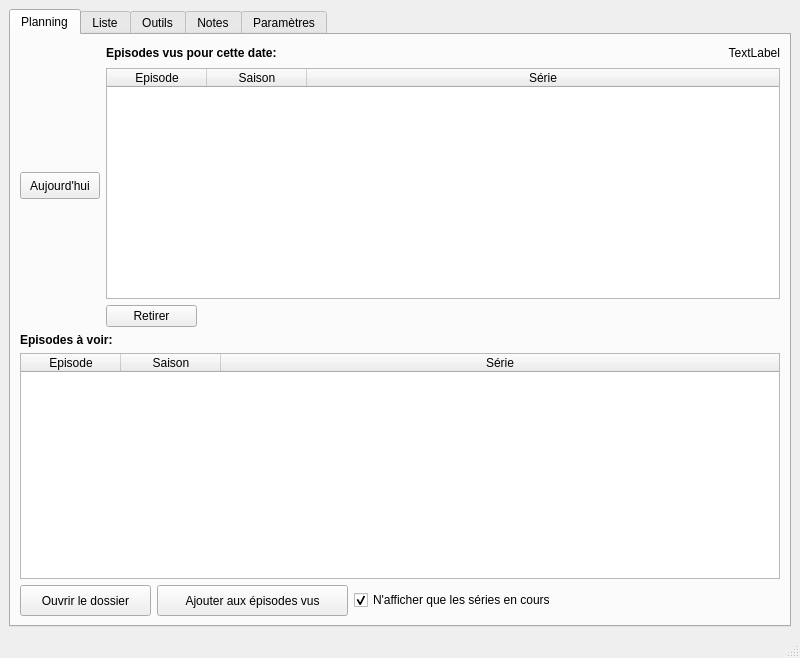
Old version of the form ressources/MainWindow.ui in the repository seigneurfuo/MyAnimeManager2.
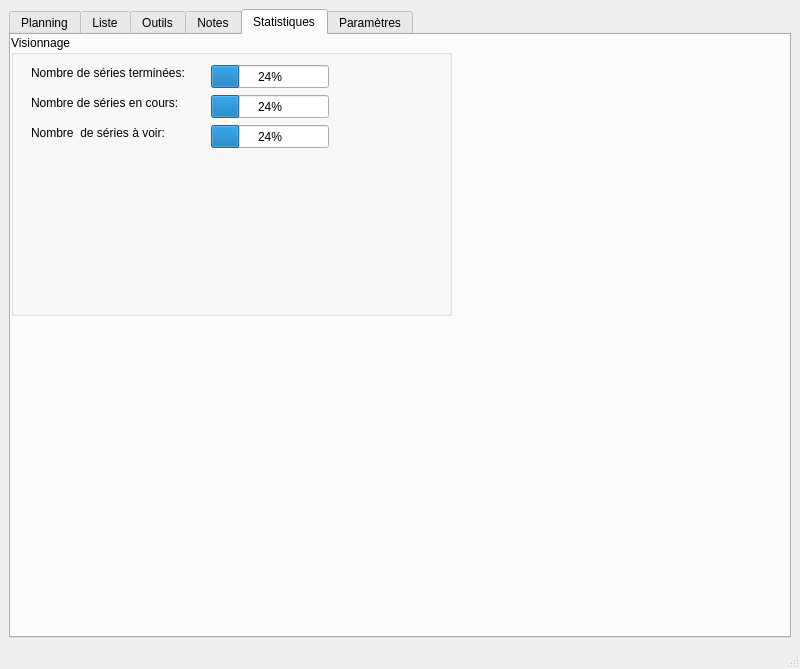
New version of the form. The open tabs and pages were chosen to show the change. Icons and pictures are not drawn.

Commit message: Modification de l'affichage des tableau (onglet Planning)

Diff of the .ui file:
```diff
--- a/ressources/MainWindow.ui
+++ b/ressources/MainWindow.ui
@@ -7,7 +7,7 @@
     <x>0</x>
     <y>0</y>
     <width>800</width>
-    <height>658</height>
+    <height>669</height>
    </rect>
   </property>
   <property name="windowTitle">
@@ -244,21 +244,21 @@
             <attribute name="verticalHeaderMinimumSectionSize">
              <number>20</number>
             </attribute>
-            <column>
-             <property name="text">
-              <string>Episode</string>
-             </property>
-            </column>
-            <column>
-             <property name="text">
-              <string>Saison</string>
-             </property>
-            </column>
             <column>
              <property name="text">
               <string>Série</string>
              </property>
             </column>
+            <column>
+             <property name="text">
+              <string>Saison</string>
+             </property>
+            </column>
+            <column>
+             <property name="text">
+              <string>Episode</string>
+             </property>
+            </column>
            </widget>
           </item>
           <item>
@@ -1473,6 +1473,102 @@
         </item>
        </layout>
       </widget>
+      <widget class="QWidget" name="tab_6">
+       <attribute name="title">
+        <string>Statistiques</string>
+       </attribute>
+       <widget class="QGroupBox" name="groupBox_4">
+        <property name="geometry">
+         <rect>
+          <x>0</x>
+          <y>0</y>
+          <width>441</width>
+          <height>281</height>
+         </rect>
+        </property>
+        <property name="title">
+         <string>Visionnage</string>
+        </property>
+        <widget class="QLabel" name="label_41">
+         <property name="geometry">
+          <rect>
+           <x>20</x>
+           <y>60</y>
+           <width>271</width>
+           <height>16</height>
+          </rect>
+         </property>
+         <property name="text">
+          <string>Nombre de séries en cours:</string>
+         </property>
+        </widget>
+        <widget class="QLabel" name="label_42">
+         <property name="geometry">
+          <rect>
+           <x>20</x>
+           <y>30</y>
+           <width>171</width>
+           <height>16</height>
+          </rect>
+         </property>
+         <property name="text">
+          <string>Nombre de séries terminées:</string>
+         </property>
+        </widget>
+        <widget class="QLabel" name="label_43">
+         <property name="geometry">
+          <rect>
+           <x>20</x>
+           <y>90</y>
+           <width>171</width>
+           <height>16</height>
+          </rect>
+         </property>
+         <property name="text">
+          <string>Nombre  de séries à voir:</string>
+         </property>
+        </widget>
+        <widget class="QProgressBar" name="progressBar">
+         <property name="geometry">
+          <rect>
+           <x>200</x>
+           <y>30</y>
+           <width>118</width>
+           <height>23</height>
+          </rect>
+         </property>
+         <property name="value">
+          <number>24</number>
+         </property>
+        </widget>
+        <widget class="QProgressBar" name="progressBar_2">
+         <property name="geometry">
+          <rect>
+           <x>200</x>
+           <y>60</y>
+           <width>118</width>
+           <height>23</height>
+          </rect>
+         </property>
+         <property name="value">
+          <number>24</number>
+         </property>
+        </widget>
+        <widget class="QProgressBar" name="progressBar_3">
+         <property name="geometry">
+          <rect>
+           <x>200</x>
+           <y>90</y>
+           <width>118</width>
+           <height>23</height>
+          </rect>
+         </property>
+         <property name="value">
+          <number>24</number>
+         </property>
+        </widget>
+       </widget>
+      </widget>
       <widget class="QWidget" name="tab_4">
        <attribute name="icon">
         <iconset>
```
Left out of the diff: 6 changed lines with no effect on the pictures. The commit also changes 1 other file.
